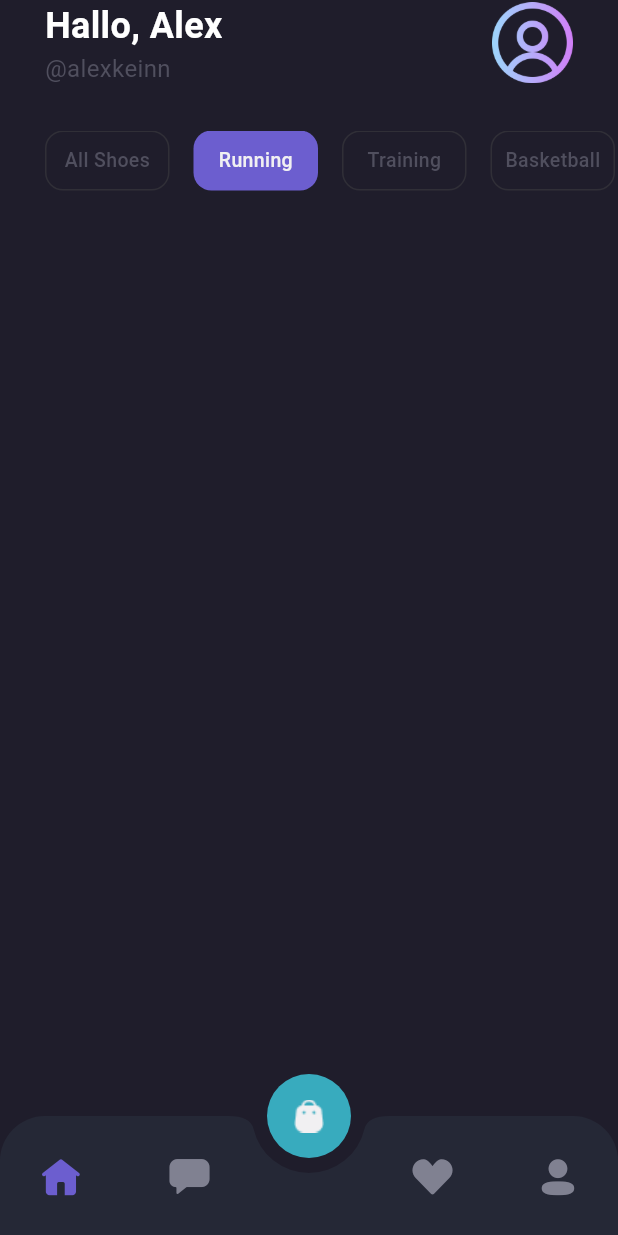
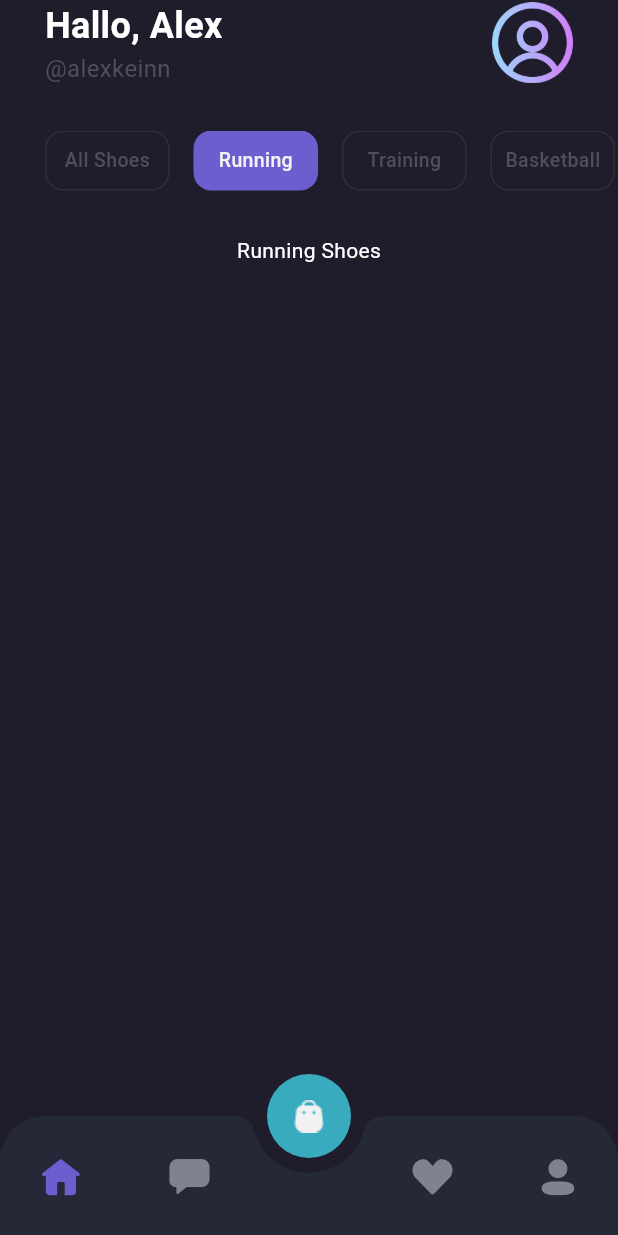
Before and after one commit to haidar-miqdad/first_skl_eleven_grade, a Flutter app: the screen it shows after launch, after a tap on "Running", on a phone screen of 412 x 824 dp. Run offline on Flutter 3.47's test engine with Material 3 defaults, Android fonts, the light colour scheme and no system bars.

Commit message:
style: category as s nav homepage

```diff
--- a/lib/features/home/pages/index/page.dart
+++ b/lib/features/home/pages/index/page.dart
@@ -1,20 +1,90 @@
-
 import 'package:flutter/material.dart';
 import 'package:ecommerce_eleven_grade/preferences/preferences.dart';
 
 part 'sections/header_section.dart';
-part 'sections/category_section.dart';
+part 'sections/content.dart';
 
-class HomePage extends StatelessWidget {
+class HomePage extends StatefulWidget {
   const HomePage({super.key});
+
+  @override
+  State<HomePage> createState() => _HomePageState();
+}
+
+class _HomePageState extends State<HomePage> {
+
+  List<String> categoryData = [
+    'All Shoes',
+    'Running',
+    'Training',
+    'Basketball',
+    'Football',
+  ];
+
+  List<Widget> content = const [
+    AllShoes(),
+    RunningShoes(),
+    TrainingShoes(),
+    BasketballShoes(),
+    FootballShoes(),
+  ];
+
+  int selectedIndex = 0;
 
   @override
   Widget build(BuildContext context) {
     return ListView(
-      children: const [
-        _HeaderSection(),
-        SizedBox(height: 30,),
-        _CategorySection(),
+      children: [
+        const _HeaderSection(),
+        const SizedBox(
+          height: 30,
+        ),
+        Padding(
+          padding: const EdgeInsets.only(left: 30.0),
+          child: SizedBox(
+            height: 40,
+            child: ListView.separated(
+              scrollDirection: Axis.horizontal,
+              itemBuilder: (BuildContext context, int index) {
+                return GestureDetector(
+                  onTap: () {
+                    setState(() {
+                      selectedIndex = index;
+                    });
+                  },
+                  child: Container(
+                    width: 83,
+                    decoration: BoxDecoration(
+                        color: selectedIndex == index ? AppColor.primaryColor : Colors.transparent,
+                        borderRadius: BorderRadius.circular(12),
+                        border: Border.all(
+                          color: selectedIndex == index ? Colors.transparent : const Color(0xff302F37),
+                        )),
+                    child: Center(
+                        child: Text(
+                      categoryData[index],
+                      style: TextStyle(
+                        color: selectedIndex == index ? AppColor.whiteText : AppColor.greyText,
+                        fontSize: 13,
+                        fontWeight: FontWeight.w500,
+                      ),
+                    )),
+                  ),
+                );
+              },
+              separatorBuilder: (BuildContext context, int index) {
+                return const SizedBox(
+                  width: 16,
+                );
+              },
+              itemCount: categoryData.length,
+            ),
+          ),
+        ),
+        const SizedBox(
+          height: 30,
+        ),
+        content[selectedIndex]
       ],
     );
   }
--- a/lib/features/home/pages/index/sections/category_section.dart
+++ /dev/null
@@ -1,66 +0,0 @@
-part of '../page.dart';
-
-class _CategorySection extends StatefulWidget {
-  const _CategorySection({
-    super.key,
-  });
-
-  @override
-  State<_CategorySection> createState() => _CategorySectionState();
-}
-
-class _CategorySectionState extends State<_CategorySection> {
-
-  List<String> categoryData = [
-    'All Shoes',
-    'Running',
-    'Training',
-    'Basketball',
-    'Hiking',
-    'Hiking',
-    'Hiking',
-  ];
-
-  int selectedIndex = 0;
-
-  @override
-  Widget build(BuildContext context) {
-    return Padding(
-      padding: const EdgeInsets.only(left: 30.0),
-      child: SizedBox(
-        height: 40,
-        child: ListView.separated(
-          scrollDirection: Axis.horizontal,
-          itemBuilder: (BuildContext context, int index) {
-            return GestureDetector(
-              onTap: (){
-                setState(() {
-                  selectedIndex = index;
-                });
-              },
-              child: Container(
-                width: 83,
-                decoration: BoxDecoration(
-                    color: selectedIndex == index ? AppColor.primaryColor : Colors.transparent,
-                    borderRadius: BorderRadius.circular(12),
-                  border: Border.all(
-                    color: selectedIndex == index ? Colors.transparent : const Color(0xff302F37),
-                  )
-                ),
-                child: Center(child: Text(categoryData[index], style: TextStyle(
-                  color: selectedIndex == index ? AppColor.whiteText : AppColor.greyText,
-                  fontSize: 13,
-                  fontWeight: FontWeight.w500,
-                ),)),
-              ),
-            );
-          },
-          separatorBuilder: (BuildContext context, int index) {
-            return const SizedBox(width: 16,);
-          },
-          itemCount: categoryData.length,
-        ),
-      ),
-    );
-  }
-}
--- /dev/null
+++ b/lib/features/home/pages/index/sections/content.dart
@@ -0,0 +1,139 @@
+part of '../page.dart';
+
+class AllShoes extends StatelessWidget {
+  const AllShoes({super.key});
+
+  @override
+  Widget build(BuildContext context) {
+    return Padding(
+      padding: const EdgeInsets.only(left: 30.0),
+      child: Column(
+        crossAxisAlignment: CrossAxisAlignment.start,
+        children: [
+          const Text(
+            'Popular Products',
+            style: TextStyle(color: AppColor.whiteText, fontSize: 22, fontWeight: FontWeight.w600),
+          ),
+          const SizedBox(
+            height: 14,
+          ),
+         SizedBox(
+           height: 270,
+           child: ListView.separated(
+             shrinkWrap: true,
+             scrollDirection: Axis.horizontal,
+             itemBuilder: (BuildContext context, int index) {
+               return Container(
+                 width: 215,
+                 decoration: BoxDecoration(
+                   color: Colors.white,
+                   borderRadius: BorderRadius.circular(20),
+                 ),
+                 child: Column(
+                   mainAxisAlignment: MainAxisAlignment.center,
+                   children: [
+                     Image.asset('assets/images/popular.png', ),
+                     const SizedBox(height: 30,),
+                     const Padding(
+                       padding: EdgeInsets.only(left: 20.0, right: 15),
+                       child: Column(
+                         crossAxisAlignment: CrossAxisAlignment.start,
+                         children: [
+                           Text('Hiking', style: TextStyle(
+                               color: AppColor.silverText,
+                               fontSize: 12,
+                               fontWeight: FontWeight.w400
+                           ),),
+                           SizedBox(height: 6,),
+                           Text('TERREX URBAN LOWijijijijijiOWijijijijijiOWijijijijijiOWijijijijiji',
+                             style: TextStyle(
+                                 fontSize: 18,
+                                 color: AppColor.blackText,
+                                 fontWeight: FontWeight.w600
+                             ),
+                             overflow: TextOverflow.ellipsis,
+                             // maxLines: 2,
+                           ),
+                           SizedBox(height: 6,),
+
+                           Text('\$ 399', style: TextStyle(
+                               fontSize: 14,
+                               color: AppColor.blueText,
+                               fontWeight: FontWeight.w600
+                           ),),
+                         ],
+                       ),
+                     ),
+
+                   ],
+                 ),
+               );
+             },
+             separatorBuilder: (BuildContext context, int index) {
+               return const SizedBox(width: 30,);
+             },
+             itemCount: 5,
+           ),
+         ),
+
+        ],
+      ),
+    );
+  }
+}
+
+class RunningShoes extends StatelessWidget {
+  const RunningShoes({super.key});
+
+  @override
+  Widget build(BuildContext context) {
+    return const Center(
+      child: Text(
+        'Running Shoes',
+        style: TextStyle(color: Colors.white),
+      ),
+    );
+  }
+}
+
+class TrainingShoes extends StatelessWidget {
+  const TrainingShoes({super.key});
+
+  @override
+  Widget build(BuildContext context) {
+    return const Center(
+      child: Text(
+        'Training Shoes',
+        style: TextStyle(color: Colors.white),
+      ),
+    );
+  }
+}
+
+class BasketballShoes extends StatelessWidget {
+  const BasketballShoes({super.key});
+
+  @override
+  Widget build(BuildContext context) {
+    return const Center(
+      child: Text(
+        'Basketball Shoes',
+        style: TextStyle(color: Colors.white),
+      ),
+    );
+  }
+}
+
+class FootballShoes extends StatelessWidget {
+  const FootballShoes({super.key});
+
+  @override
+  Widget build(BuildContext context) {
+    return const Center(
+      child: Text(
+        'Football Shoes',
+        style: TextStyle(color: Colors.white),
+      ),
+    );
+  }
+}
```
Also changed, not shown: assets/images/popular.png (added).
